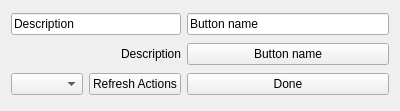
This is src/ui/designer/QGCActionButton.ui in mavlink/qgroundcontrol as Qt 5 draws it before an edit. The edited form follows.
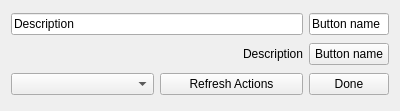
This is the edited form.

The edit to the form file:
```diff
--- a/src/ui/designer/QGCActionButton.ui
+++ b/src/ui/designer/QGCActionButton.ui
@@ -13,7 +13,7 @@
   <property name="windowTitle">
    <string>Form</string>
   </property>
-  <layout class="QGridLayout" name="gridLayout">
+  <layout class="QGridLayout" name="gridLayout" columnstretch="100,100,50">
    <item row="1" column="0" colspan="2">
     <widget class="QLabel" name="nameLabel">
      <property name="minimumSize">
```
